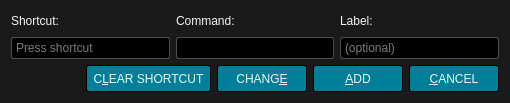
This is src/ui/keydialog.ui in u8sand/Baka-MPlayer as Qt 5 draws it before an edit. The edited form follows.
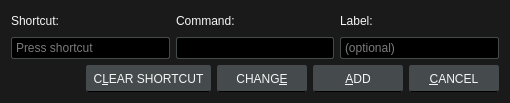
This is the edited form.

```diff
--- a/src/ui/keydialog.ui
+++ b/src/ui/keydialog.ui
@@ -24,7 +24,7 @@
 
 QLineEdit {
 	background: black;
-	border: 1px solid #4C4C4C;
+	border: 1px solid #454A4D;
 	border-radius: 2px;
 	padding: 2px;
 }
@@ -35,13 +35,14 @@
 /* QPushButton */
 
 QPushButton {
-    background: #008098;
+	background: #454A4D;
+	border: 1px solid #454A4D;
+	border-bottom: 1px solid black;
+	border-radius: 2px;
 	color: whitesmoke;
-	border: 1px solid black;
-	border-radius: 2px;
-	padding: 4px 6px;
-    min-width: 76px;
+	min-width: 76px;
 	min-height: 17px;
+	padding: 4px 6px;
 }
 QPushButton:focus {
 	border: 1px solid whitesmoke;
@@ -52,8 +53,8 @@
 }
 QPushButton:disabled {
 	background: black;
-	border: 1px solid #4C4C4C;
-    color: #B8B8B8;
+	border: 1px solid #454A4D;
+	color: #B8B8B8;
 }</string>
   </property>
   <layout class="QVBoxLayout" name="verticalLayout">
```
Left out of the diff: 4 changed lines with no effect on the pictures.
